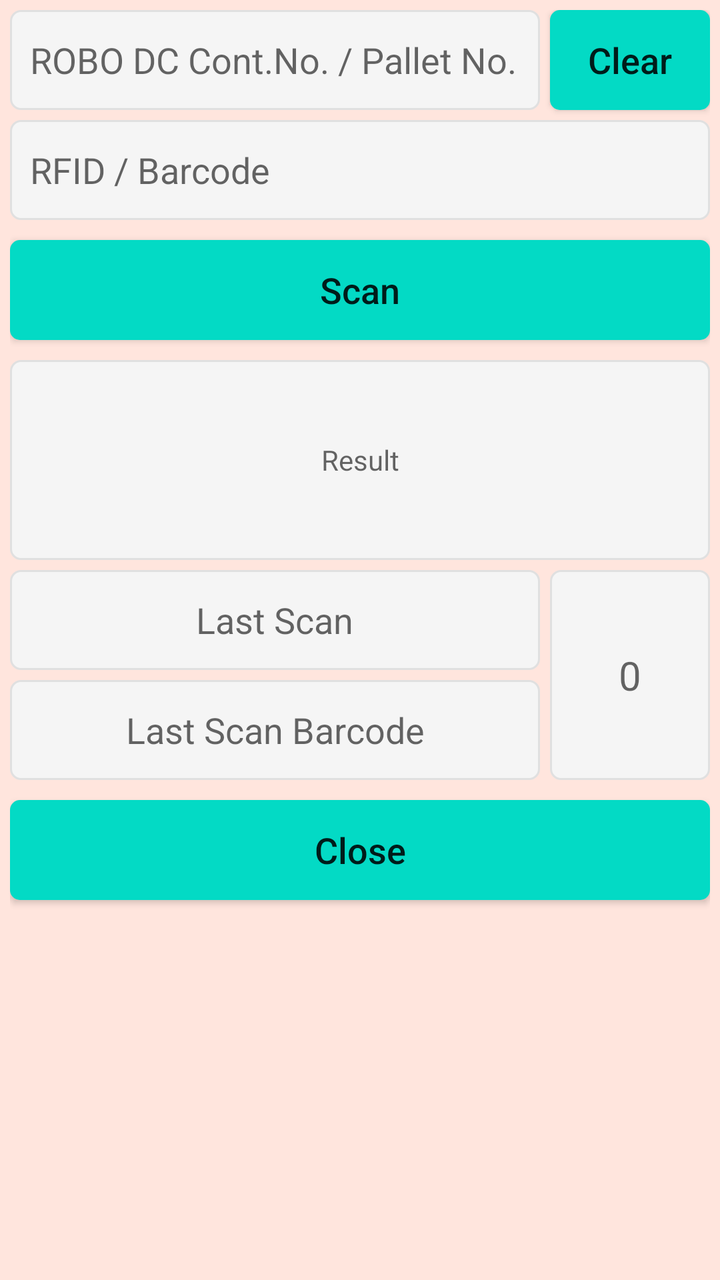
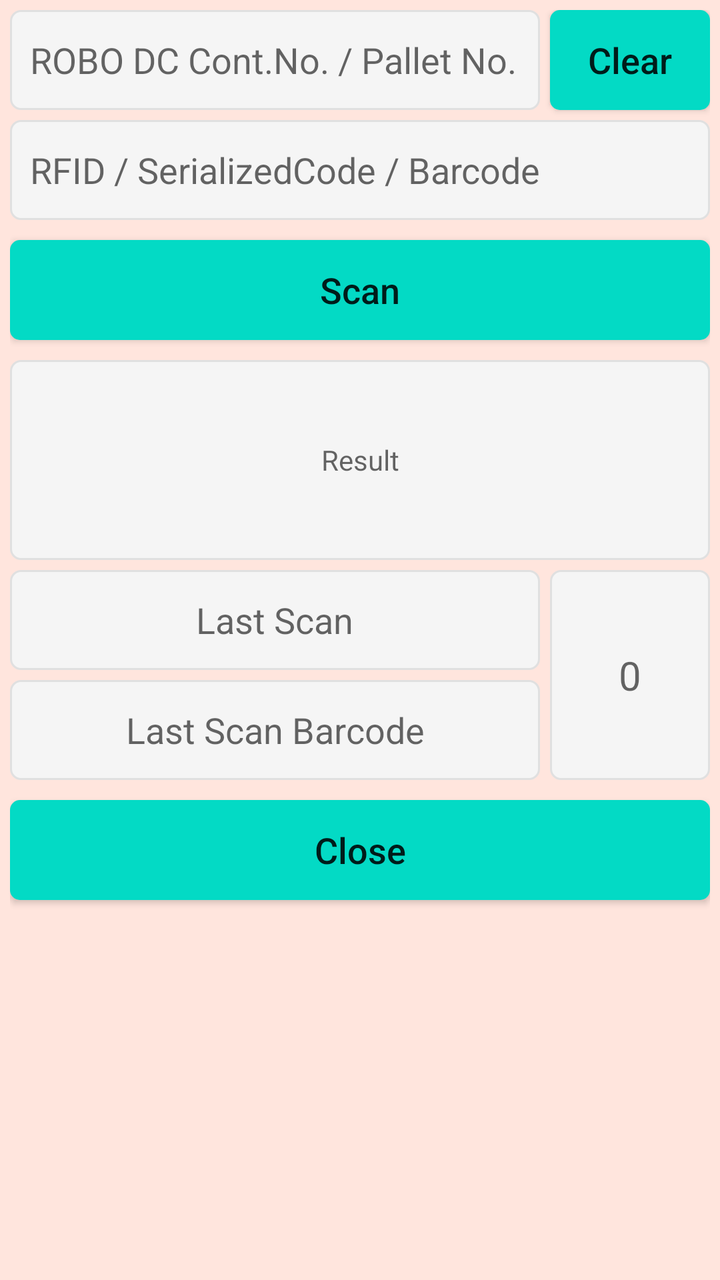

Screens rendered from an Android XML layout before and after an edit, with the pre-edit source and the edit as a unified diff.
<!-- AndroidManifest.xml: application theme AppTheme -->
<!-- res/layout/popup_transfer_scan.xml -->
<?xml version="1.0" encoding="utf-8"?>
<androidx.constraintlayout.widget.ConstraintLayout
    xmlns:android="http://schemas.android.com/apk/res/android"
    xmlns:app="http://schemas.android.com/apk/res-auto"
    xmlns:tools="http://schemas.android.com/tools"
    android:layout_width="370dp"
    android:padding="5dp"
    android:background="@color/colorBackPopup"
    android:layout_gravity="center"
    android:layout_height="455dp">

    <EditText
        android:id="@+id/tv_transfer_popup_robo_dc_palletno"
        android:layout_width="0dp"
        android:layout_height="50dp"
        android:layout_marginRight="5dp"
        android:background="@drawable/et_custom"
        android:hint="ROBO DC Cont.No. / Pallet No."
        android:maxLines="1"
        android:padding="10dp"
        android:textColor="@color/coloBlack"
        android:textSize="18dp"
        app:layout_constraintEnd_toStartOf="@+id/bt_transfer_popup_clear_robo_dc"
        app:layout_constraintStart_toStartOf="parent"
        app:layout_constraintTop_toTopOf="parent" />

    <EditText
        android:id="@+id/tv_transfer_popup_barcode_rfid"
        android:layout_width="0dp"
        android:layout_height="50dp"
        android:layout_marginTop="5dp"
        android:background="@drawable/et_custom"
        android:hint="RFID / Barcode"
        android:maxLines="1"
        android:padding="10dp"
        android:textColor="@color/coloBlack"
        android:textSize="18dp"
        app:layout_constraintEnd_toEndOf="parent"
        app:layout_constraintStart_toStartOf="parent"
        app:layout_constraintTop_toBottomOf="@+id/tv_transfer_popup_robo_dc_palletno" />

    <TextView
        android:id="@+id/tv_transfer_popup_barcode_rfid_last_scan"
        android:layout_width="0dp"
        android:layout_height="50dp"
        android:layout_marginTop="5dp"
        android:layout_marginRight="5dp"
        android:background="@drawable/et_custom"
        android:gravity="center"
        android:hint="Last Scan"
        android:padding="10dp"
        android:textColor="@color/coloRed"
        android:textSize="18dp"
        app:layout_constraintEnd_toStartOf="@+id/tv_transfer_popup_barcode_rfid_last_scan_totqty"
        app:layout_constraintStart_toStartOf="parent"
        app:layout_constraintTop_toBottomOf="@+id/tv_transfer_popup_barcode_rfid_last_result" />

    <TextView
        android:id="@+id/tv_transfer_popup_barcode_rfid_last_result"
        android:layout_width="0dp"
        android:layout_height="100dp"
        android:layout_marginTop="10dp"
        android:background="@drawable/et_custom"
        android:gravity="center"
        android:hint="Result"
        android:padding="10dp"
        android:textColor="@color/coloRed"
        android:textSize="14dp"
        app:layout_constraintEnd_toEndOf="parent"
        app:layout_constraintStart_toStartOf="parent"
        app:layout_constraintTop_toBottomOf="@+id/bt_transfer_popup_add" />

    <TextView
        android:id="@+id/tv_transfer_popup_barcode_rfid_last_scan_barcode"
        android:layout_width="0dp"
        android:layout_height="50dp"
        android:layout_marginTop="5dp"
        android:layout_marginRight="5dp"
        android:background="@drawable/et_custom"
        android:gravity="center"
        android:hint="Last Scan Barcode"
        android:padding="10dp"
        android:textColor="@color/coloRed"
        android:textSize="18dp"
        app:layout_constraintEnd_toStartOf="@+id/tv_transfer_popup_barcode_rfid_last_scan_totqty"
        app:layout_constraintStart_toStartOf="parent"
        app:layout_constraintTop_toBottomOf="@+id/tv_transfer_popup_barcode_rfid_last_scan" />

    <TextView
        android:id="@+id/tv_transfer_popup_barcode_rfid_last_scan_totqty"
        android:layout_width="80dp"
        android:layout_height="0dp"
        android:background="@drawable/et_custom"
        android:gravity="center"
        android:hint="0"
        android:padding="10dp"
        android:textColor="@color/coloRed"
        android:textSize="20dp"
        app:layout_constraintBottom_toBottomOf="@+id/tv_transfer_popup_barcode_rfid_last_scan_barcode"
        app:layout_constraintEnd_toEndOf="parent"
        app:layout_constraintTop_toTopOf="@+id/tv_transfer_popup_barcode_rfid_last_scan" />

    <Button
        android:id="@+id/bt_transfer_popup_clear_robo_dc"
        android:layout_width="80dp"
        android:layout_height="50dp"
        android:background="@drawable/btn_custom1"
        android:text="Clear"
        android:textAllCaps="false"
        android:textSize="18sp"
        app:layout_constraintEnd_toEndOf="parent"
        app:layout_constraintTop_toTopOf="@+id/tv_transfer_popup_robo_dc_palletno" />

    <Button
        android:id="@+id/bt_transfer_popup_add"
        android:layout_width="0dp"
        android:layout_height="50dp"
        android:layout_marginTop="10dp"
        android:background="@drawable/btn_custom1"
        android:text="Scan"
        android:textAllCaps="false"
        android:textSize="18sp"
        app:layout_constraintEnd_toEndOf="parent"
        app:layout_constraintStart_toStartOf="parent"
        app:layout_constraintTop_toBottomOf="@+id/tv_transfer_popup_barcode_rfid" />

    <Button
        android:id="@+id/bt_transfer_popup_close"
        android:layout_width="0dp"
        android:layout_height="50dp"
        android:layout_marginTop="10dp"
        android:background="@drawable/btn_custom1"
        android:text="Close"
        android:textAllCaps="false"
        android:textSize="18sp"
        app:layout_constraintEnd_toEndOf="parent"
        app:layout_constraintStart_toStartOf="parent"
        app:layout_constraintTop_toBottomOf="@+id/tv_transfer_popup_barcode_rfid_last_scan_barcode" />


</androidx.constraintlayout.widget.ConstraintLayout>
<!-- resources referenced by this layout -->
<resources>
  <color name="coloBlack">#000000</color>
  <color name="coloRed">#ff0000</color>
  <color name="colorBackPopup">#FFE5DD</color>
  <!-- drawable btn_custom1 (drawable) -->
  <?xml version="1.0" encoding="utf-8"?>
  <shape xmlns:android="http://schemas.android.com/apk/res/android"
      android:padding="10dp"
      android:shape="rectangle" >
  
      <solid android:color="@color/colorBtn" />
  
      <corners
          android:bottomLeftRadius="5dp"
          android:bottomRightRadius="5dp"
          android:topLeftRadius="5dp"
          android:topRightRadius="5dp" />
  
  </shape>
  <!-- drawable et_custom (drawable) -->
  <?xml version="1.0" encoding="utf-8"?>
  <shape xmlns:android="http://schemas.android.com/apk/res/android"
      android:padding="10dp"
      android:shape="rectangle" >
  
      <solid android:color="#f5f5f5" />
  
      <stroke
          android:width="1dp"
          android:color="#e0e0e0" />
  
      <corners
          android:bottomLeftRadius="5dp"
          android:bottomRightRadius="5dp"
          android:topLeftRadius="5dp"
          android:topRightRadius="5dp" />
  
  </shape>
  <style name="AppTheme" parent="Theme.AppCompat.Light.NoActionBar">
          
          <item name="colorPrimary">@color/colorPrimary</item>
          <item name="colorPrimaryDark">@color/colorPrimaryDark</item>
          <item name="colorAccent">@color/colorAccent</item>
      </style>
  <color name="colorBtn">#03DAC5</color>
  <color name="colorPrimary">#ffb200</color>
  <color name="colorPrimaryDark">#ffb200</color>
  <color name="colorAccent">#000000</color>
</resources>

<!-- the commit's change to res/layout/popup_transfer_scan.xml (unified diff, before → after) -->
@@ -30,7 +30,7 @@
         android:layout_height="50dp"
         android:layout_marginTop="5dp"
         android:background="@drawable/et_custom"
-        android:hint="RFID / Barcode"
+        android:hint="RFID / SerializedCode / Barcode"
         android:maxLines="1"
         android:padding="10dp"
         android:textColor="@color/coloBlack"
